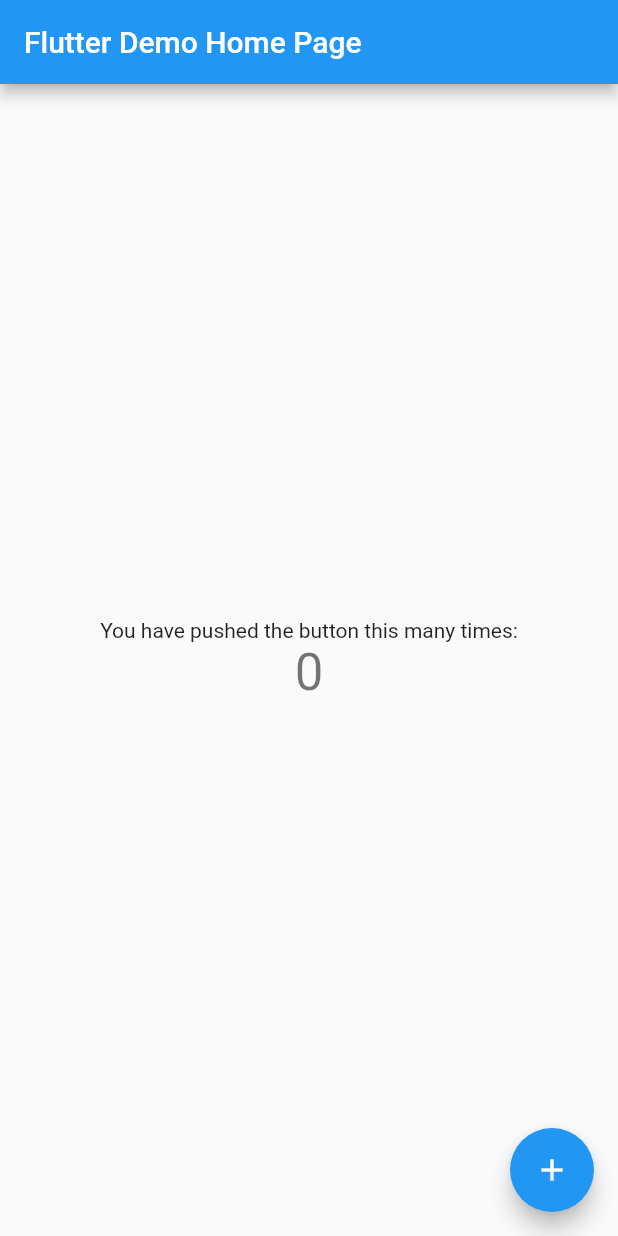
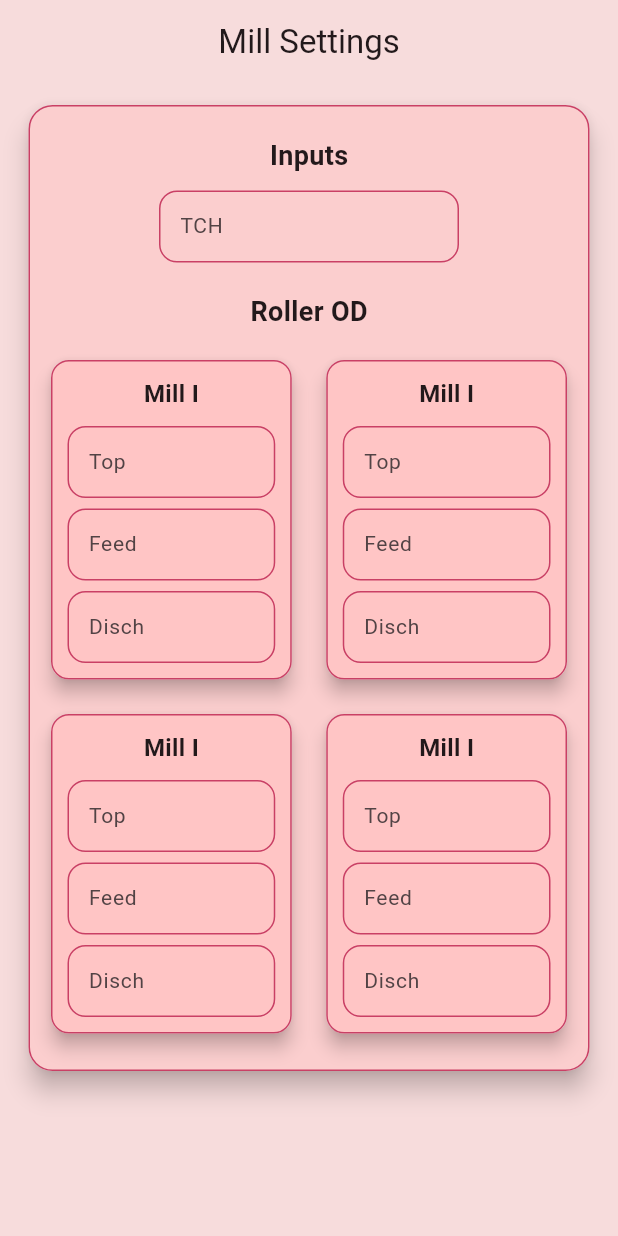
Before and after one commit to cyrDhanush/mill-settings-calculator, a Flutter app: the screen it shows after launch, on a phone screen of 412 x 824 dp. Run offline on Flutter 3.47's test engine with Material 2 defaults, Android fonts, the phone set to English and light mode, and no system bars.

Commit message:
front end started

```diff
--- a/lib/main.dart
+++ b/lib/main.dart
@@ -1,115 +1,32 @@
 import 'package:flutter/material.dart';
+import 'package:flutter/services.dart';
+import 'package:millsettingapp/screens/calculation_screen.dart';
+import 'package:millsettingapp/shared/colors.dart';
 
 void main() {
-  runApp(const MyApp());
+  SystemChrome.setSystemUIOverlayStyle(
+      SystemUiOverlayStyle(statusBarColor: Colors.white.withAlpha(0)));
+  runApp(MyApp());
 }
 
 class MyApp extends StatelessWidget {
-  const MyApp({super.key});
+  const MyApp({Key? key}) : super(key: key);
 
-  // This widget is the root of your application.
   @override
   Widget build(BuildContext context) {
     return MaterialApp(
-      title: 'Flutter Demo',
+      debugShowCheckedModeBanner: false,
+      // themeMode: ThemeMode.dark,
       theme: ThemeData(
-        // This is the theme of your application.
-        //
-        // Try running your application with "flutter run". You'll see the
-        // application has a blue toolbar. Then, without quitting the app, try
-        // changing the primarySwatch below to Colors.green and then invoke
-        // "hot reload" (press "r" in the console where you ran "flutter run",
-        // or simply save your changes to "hot reload" in a Flutter IDE).
-        // Notice that the counter didn't reset back to zero; the application
-        // is not restarted.
-        primarySwatch: Colors.blue,
+        // brightness: Brightness.dark,
+        useMaterial3: true,
+        colorSchemeSeed: themecolor,
+        scaffoldBackgroundColor: themecolor_light1,
+        appBarTheme: AppBarTheme(
+          backgroundColor: themecolor_light1,
+        ),
       ),
-      home: const MyHomePage(title: 'Flutter Demo Home Page'),
+      home: CalculationScreen(),
     );
   }
 }
-
-class MyHomePage extends StatefulWidget {
-  const MyHomePage({super.key, required this.title});
-
-  // This widget is the home page of your application. It is stateful, meaning
-  // that it has a State object (defined below) that contains fields that affect
-  // how it looks.
-
-  // This class is the configuration for the state. It holds the values (in this
-  // case the title) provided by the parent (in this case the App widget) and
-  // used by the build method of the State. Fields in a Widget subclass are
-  // always marked "final".
-
-  final String title;
-
-  @override
-  State<MyHomePage> createState() => _MyHomePageState();
-}
-
-class _MyHomePageState extends State<MyHomePage> {
-  int _counter = 0;
-
-  void _incrementCounter() {
-    setState(() {
-      // This call to setState tells the Flutter framework that something has
-      // changed in this State, which causes it to rerun the build method below
-      // so that the display can reflect the updated values. If we changed
-      // _counter without calling setState(), then the build method would not be
-      // called again, and so nothing would appear to happen.
-      _counter++;
-    });
-  }
-
-  @override
-  Widget build(BuildContext context) {
-    // This method is rerun every time setState is called, for instance as done
-    // by the _incrementCounter method above.
-    //
-    // The Flutter framework has been optimized to make rerunning build methods
-    // fast, so that you can just rebuild anything that needs updating rather
-    // than having to individually change instances of widgets.
-    return Scaffold(
-      appBar: AppBar(
-        // Here we take the value from the MyHomePage object that was created by
-        // the App.build method, and use it to set our appbar title.
-        title: Text(widget.title),
-      ),
-      body: Center(
-        // Center is a layout widget. It takes a single child and positions it
-        // in the middle of the parent.
-        child: Column(
-          // Column is also a layout widget. It takes a list of children and
-          // arranges them vertically. By default, it sizes itself to fit its
-          // children horizontally, and tries to be as tall as its parent.
-          //
-          // Invoke "debug painting" (press "p" in the console, choose the
-          // "Toggle Debug Paint" action from the Flutter Inspector in Android
-          // Studio, or the "Toggle Debug Paint" command in Visual Studio Code)
-          // to see the wireframe for each widget.
-          //
-          // Column has various properties to control how it sizes itself and
-          // how it positions its children. Here we use mainAxisAlignment to
-          // center the children vertically; the main axis here is the vertical
-          // axis because Columns are vertical (the cross axis would be
-          // horizontal).
-          mainAxisAlignment: MainAxisAlignment.center,
-          children: <Widget>[
-            const Text(
-              'You have pushed the button this many times:',
-            ),
-            Text(
-              '$_counter',
-              style: Theme.of(context).textTheme.headlineMedium,
-            ),
-          ],
-        ),
-      ),
-      floatingActionButton: FloatingActionButton(
-        onPressed: _incrementCounter,
-        tooltip: 'Increment',
-        child: const Icon(Icons.add),
-      ), // This trailing comma makes auto-formatting nicer for build methods.
-    );
-  }
-}
--- /dev/null
+++ b/lib/screens/calculation_screen.dart
@@ -0,0 +1,22 @@
+import 'package:flutter/material.dart';
+import 'package:millsettingapp/shared/colors.dart';
+import 'package:millsettingapp/widgets/input_section.dart';
+
+class CalculationScreen extends StatelessWidget {
+  const CalculationScreen({Key? key}) : super(key: key);
+
+  @override
+  Widget build(BuildContext context) {
+    return Scaffold(
+      appBar: AppBar(
+        centerTitle: true,
+        title: Text("Mill Settings"),
+      ),
+      body: Column(
+        children: [
+          InputSection(),
+        ],
+      ),
+    );
+  }
+}
--- a/lib/shared/colors.dart
+++ b/lib/shared/colors.dart
@@ -1,3 +1,10 @@
 import 'package:flutter/material.dart';
 
-Color themecolor=Color(0xffC94065);
+Color themecolor = Color(0xffC94065);
+
+Color themecolor_light1 = Color(0xffF7DCDC);
+Color themecolor_light2 = Color(0xffFBCECE);
+Color themecolor_light3 = Color(0xffFFC5C5);
+
+Color themecolor_dark1 = Color(0xff070000);
+Color themecolor_dark2 = Color(0xff120000);
--- /dev/null
+++ b/lib/shared/textfielddecoration.dart
@@ -0,0 +1,18 @@
+import 'package:flutter/material.dart';
+import 'package:millsettingapp/shared/colors.dart';
+
+InputDecoration inputDecoration = InputDecoration(
+  contentPadding: EdgeInsets.symmetric(
+    vertical: 2,
+    horizontal: 10,
+  ),
+  border: OutlineInputBorder(
+    borderSide: BorderSide(
+      color: themecolor,
+    ),
+  ),
+  enabledBorder: OutlineInputBorder(
+    borderSide: BorderSide(color: themecolor),
+    borderRadius: BorderRadius.circular(12),
+  ),
+);
--- /dev/null
+++ b/lib/shared/textstyles.dart
@@ -0,0 +1,10 @@
+import 'package:flutter/material.dart';
+
+TextStyle headings = TextStyle(
+  fontSize: 18,
+  fontWeight: FontWeight.bold,
+);
+TextStyle heading2 = TextStyle(
+  fontSize: 16,
+  fontWeight: FontWeight.bold,
+);
--- /dev/null
+++ b/lib/widgets/input_section.dart
@@ -0,0 +1,99 @@
+import 'package:flutter/material.dart';
+import 'package:millsettingapp/shared/colors.dart';
+import 'package:millsettingapp/shared/textfielddecoration.dart';
+import 'package:millsettingapp/shared/textstyles.dart';
+import 'package:millsettingapp/widgets/millinput.dart';
+import 'package:millsettingapp/widgets/textfield.dart';
+
+class InputSection extends StatelessWidget {
+  const InputSection({super.key});
+
+  @override
+  Widget build(BuildContext context) {
+    return Container(
+      margin: EdgeInsets.symmetric(horizontal: 15, vertical: 10),
+      child: Card(
+        elevation: 7,
+        shape: RoundedRectangleBorder(
+          borderRadius: BorderRadius.circular(16),
+        ),
+        child: Container(
+          padding: EdgeInsets.symmetric(vertical: 20, horizontal: 10),
+          decoration: BoxDecoration(
+            color: themecolor_light2,
+            borderRadius: BorderRadius.circular(16),
+            border: Border.all(
+              color: themecolor,
+            ),
+          ),
+          child: Column(
+            children: [
+              Row(
+                mainAxisAlignment: MainAxisAlignment.center,
+                children: [
+                  Text(
+                    "Inputs",
+                    style: headings,
+                  ),
+                ],
+              ),
+              SizedBox(
+                height: 10,
+              ),
+              Container(
+                width: 200,
+                child: CustomTextField(
+                  hint: "TCH",
+                ),
+              ),
+              SizedBox(
+                height: 20,
+              ),
+              Row(
+                mainAxisAlignment: MainAxisAlignment.center,
+                children: [
+                  Text(
+                    "Roller OD",
+                    style: headings,
+                  ),
+                ],
+              ),
+              SizedBox(
+                height: 15,
+              ),
+              Row(
+                children: [
+                  Expanded(
+                    child: MillInput(),
+                  ),
+                  SizedBox(
+                    width: 15,
+                  ),
+                  Expanded(
+                    child: MillInput(),
+                  ),
+                ],
+              ),
+              SizedBox(
+                height: 15,
+              ),
+              Row(
+                children: [
+                  Expanded(
+                    child: MillInput(),
+                  ),
+                  SizedBox(
+                    width: 15,
+                  ),
+                  Expanded(
+                    child: MillInput(),
+                  ),
+                ],
+              ),
+            ],
+          ),
+        ),
+      ),
+    );
+  }
+}
--- /dev/null
+++ b/lib/widgets/millinput.dart
@@ -0,0 +1,56 @@
+import 'package:flutter/material.dart';
+import 'package:millsettingapp/shared/colors.dart';
+import 'package:millsettingapp/shared/textstyles.dart';
+import 'package:millsettingapp/widgets/textfield.dart';
+
+class MillInput extends StatefulWidget {
+  const MillInput({super.key});
+
+  @override
+  State<MillInput> createState() => _MillInputState();
+}
+
+class _MillInputState extends State<MillInput> {
+  @override
+  Widget build(BuildContext context) {
+    return Card(
+      elevation: 5,
+      shape: RoundedRectangleBorder(borderRadius: BorderRadius.circular(12)),
+      child: Container(
+        padding: EdgeInsets.symmetric(vertical: 10, horizontal: 10),
+        decoration: BoxDecoration(
+          color: themecolor_light3,
+          borderRadius: BorderRadius.circular(12),
+          border: Border.all(
+            color: themecolor,
+          ),
+        ),
+        child: Column(
+          children: [
+            Row(
+              mainAxisAlignment: MainAxisAlignment.center,
+              children: [
+                Text(
+                  "Mill I",
+                  style: heading2,
+                ),
+              ],
+            ),
+            SizedBox(height: 10),
+            CustomTextField(
+              hint: "Top",
+            ),
+            SizedBox(height: 7),
+            CustomTextField(
+              hint: "Feed",
+            ),
+            SizedBox(height: 7),
+            CustomTextField(
+              hint: "Disch",
+            ),
+          ],
+        ),
+      ),
+    );
+  }
+}
--- /dev/null
+++ b/lib/widgets/textfield.dart
@@ -0,0 +1,25 @@
+import 'package:flutter/material.dart';
+import 'package:millsettingapp/shared/textfielddecoration.dart';
+
+class CustomTextField extends StatefulWidget {
+  final String hint;
+  const CustomTextField({super.key, this.hint = ""});
+
+  @override
+  State<CustomTextField> createState() => _CustomTextFieldState();
+}
+
+class _CustomTextFieldState extends State<CustomTextField> {
+  @override
+  Widget build(BuildContext context) {
+    return TextField(
+      style: TextStyle(
+        fontSize: 14,
+        height: 0.9,
+      ),
+      decoration: inputDecoration.copyWith(
+        hintText: widget.hint,
+      ),
+    );
+  }
+}
```
Also changed, not shown: pubspec.lock, 1 other file.
